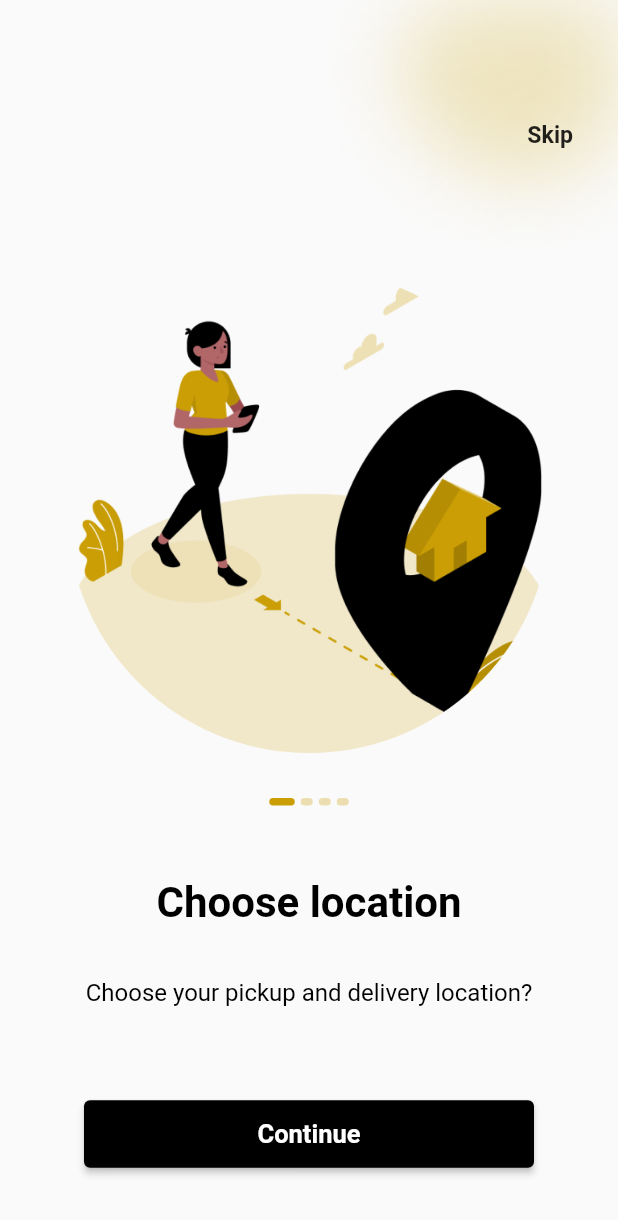
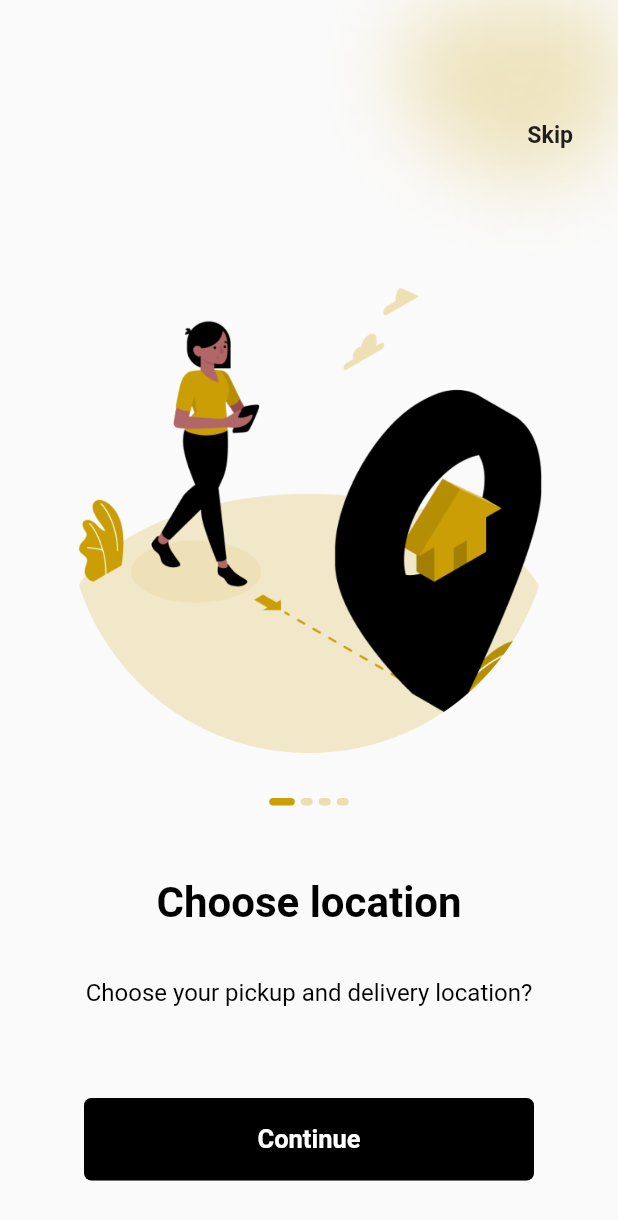
Before and after one commit to Andhrah/logistic-app, a Flutter app: the screen it shows after launch, on a phone screen of 412 x 824 dp. Shown: the top 1220 px of the screen. Run offline on Flutter 3.47's test engine with Material 2 defaults, Android fonts, the phone set to English and light mode, and no system bars; drawn by our look-alikes of carousel_slider; our stand-ins replace flutter_svg.

Commit message:
ft(home): home screen feature
- implement home screen widget
- modify reusable button
- link onboarding and home screen

```diff
--- a/lib/screens/onboarding/onboarding.dart
+++ b/lib/screens/onboarding/onboarding.dart
@@ -1,6 +1,7 @@
 import 'package:flutter/material.dart';
 
 import 'package:carousel_slider/carousel_slider.dart';
+import 'package:trakk/screens/home.dart';
 import 'package:trakk/screens/tab.dart';
 import 'package:trakk/utils/colors.dart';
 import 'package:trakk/utils/my_color.dart';
@@ -112,7 +113,7 @@ class _OnboardingState extends State<Onboarding> {
                 child: SkipButton(
                   onPress: () {
                     Navigator.of(context).pushNamedAndRemoveUntil(
-                      Tabs.id, (route) => false
+                      Home.id, (route) => false
                     );
                   }
                 ),
@@ -234,7 +235,7 @@ class _OnboardingState extends State<Onboarding> {
                       onPress: () {
                         currentScreen != 4 ? buttonCarouselController.nextPage() :
                         Navigator.of(context).pushNamedAndRemoveUntil(
-                          Tabs.id, (route) => false
+                          Home.id, (route) => false
                         );
                       },
                     )
--- a/lib/widgets/button.dart
+++ b/lib/widgets/button.dart
@@ -1,4 +1,5 @@
 import 'package:flutter/material.dart';
+import 'package:trakk/utils/colors.dart';
 
 class Button extends StatelessWidget {
   const Button({Key? key,
@@ -25,10 +26,16 @@ class Button extends StatelessWidget {
     return ElevatedButton(
       onPressed: onPress,
       child: isLoading ? Image.asset('name', color: Colors.white, height: 35.0, width: 35.0) : Text(text, style: TextStyle(fontSize: 17.0, color: textColor, fontWeight: FontWeight.w700),),
-      style: ElevatedButton.styleFrom(
-        primary: color,
-        onPrimary: textColor,
-        minimumSize: const Size(300.0 , 45.0)
+      style: ButtonStyle(
+        backgroundColor: MaterialStateProperty.all(color),
+        minimumSize: MaterialStateProperty.all(const Size(300.0 , 55.0)),
+        elevation: MaterialStateProperty.all(0.0),
+        shape: MaterialStateProperty.all<RoundedRectangleBorder>(
+          RoundedRectangleBorder(
+            borderRadius: BorderRadius.circular(5.0),
+            side: BorderSide(color: appPrimaryColor.withOpacity(0.2)),
+          )
+        )
       )
     );
   }
```
Also changed, not shown: lib/screens/home.dart (+72 -11 lines), assets/images/home_delivery_img.png (added).
